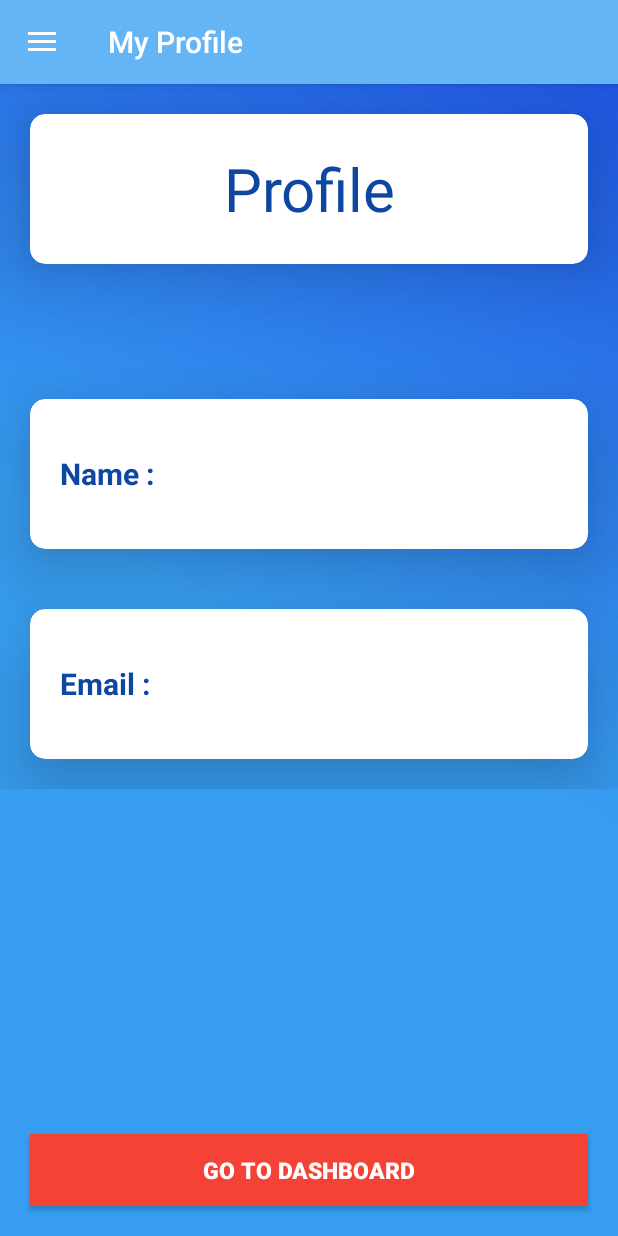
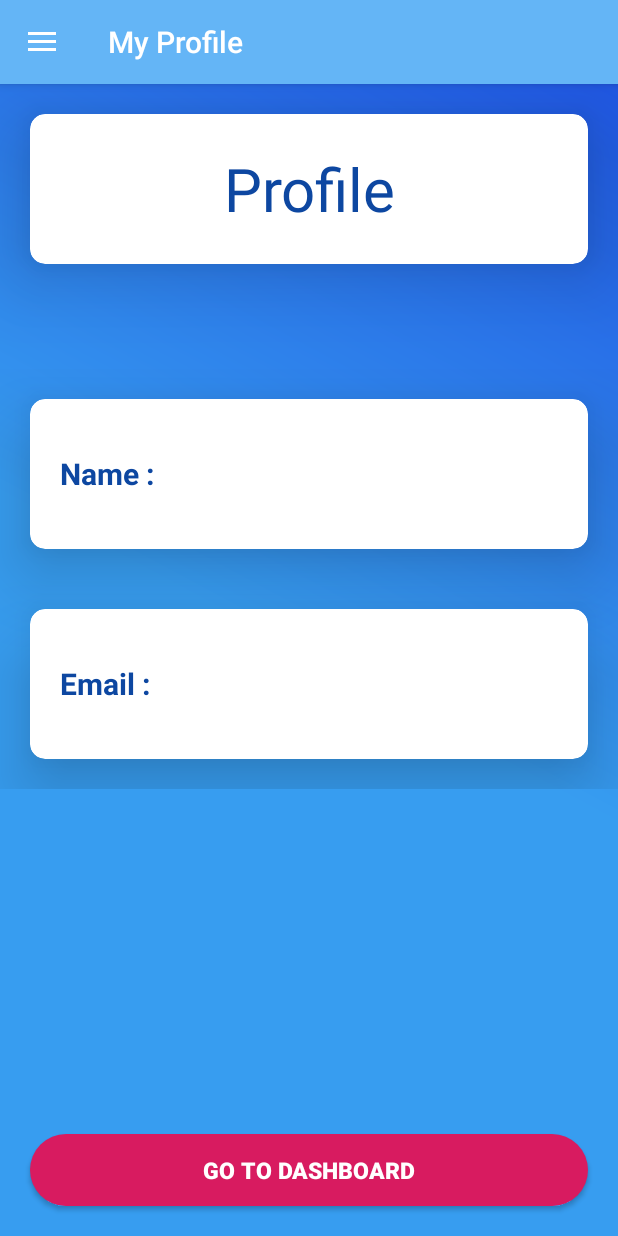
Before and after one commit to djain5888/Quizapp, an Android app: the fragment ProfileFragment placed in its activity, on a phone screen of 412 x 824 dp. Run offline under Robolectric (Android 15) with nearby library versions, the phone set to English and light mode, and no system bars; our stand-ins replace Volley; network calls fail.

Commit message:
3 fragments completed: profile, feedback, about us

```diff
--- a/app/src/main/res/layout/fragment_about_us.xml
+++ b/app/src/main/res/layout/fragment_about_us.xml
@@ -175,7 +175,7 @@
         android:layout_alignParentBottom="true"
         android:layout_centerHorizontal="true"
         android:layout_margin="20dp"
-        android:background="@color/red_500"
+        android:background="@drawable/bubble1"
         android:paddingLeft="10sp"
         android:paddingRight="10sp"
         android:text="Go To Dashboard"
--- a/app/src/main/res/layout/fragment_feedback.xml
+++ b/app/src/main/res/layout/fragment_feedback.xml
@@ -133,7 +133,7 @@
         android:layout_marginLeft="5dp"
         android:layout_marginRight="5dp"
         android:layout_marginBottom="20dp"
-        android:background="@color/colorAccent"
+        android:background="@drawable/bubble1"
         android:text="Go To Dashboard"
         android:textColor="#ffffff"
         android:textSize="10sp"
--- a/app/src/main/res/layout/fragment_profile.xml
+++ b/app/src/main/res/layout/fragment_profile.xml
@@ -113,7 +113,7 @@
         android:layout_alignParentBottom="true"
         android:layout_centerHorizontal="true"
         android:layout_margin="20dp"
-        android:background="@color/red_500"
+        android:background="@drawable/bubble1"
         android:paddingLeft="10sp"
         android:paddingRight="10sp"
         android:text="Go To Dashboard"
```
